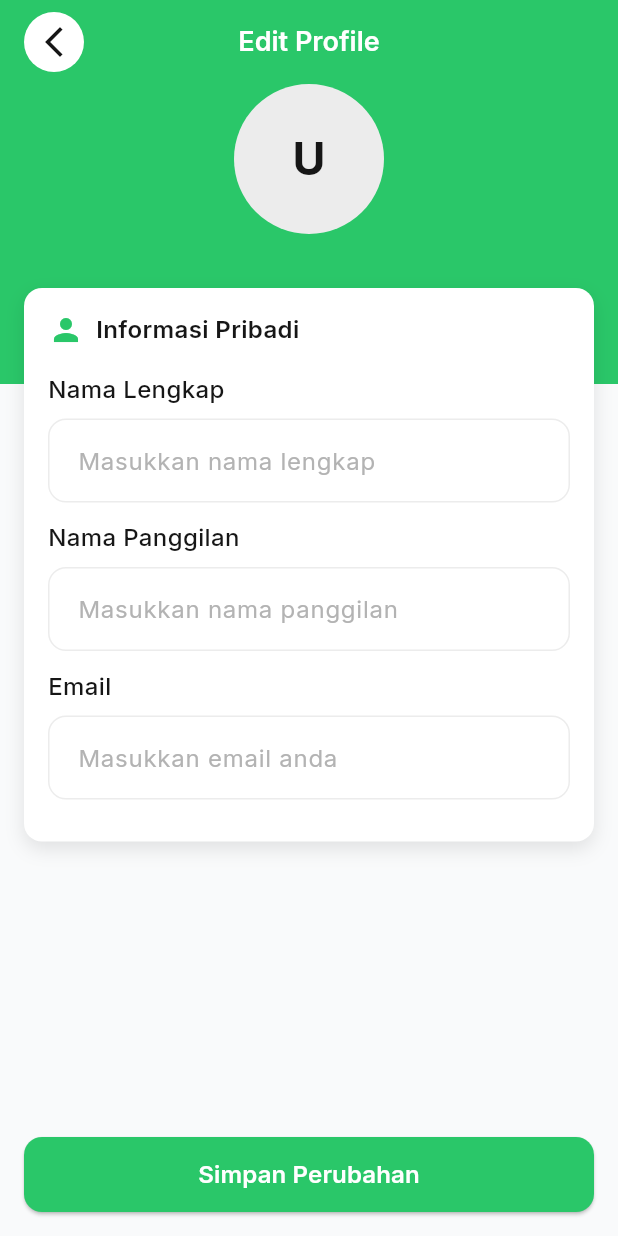
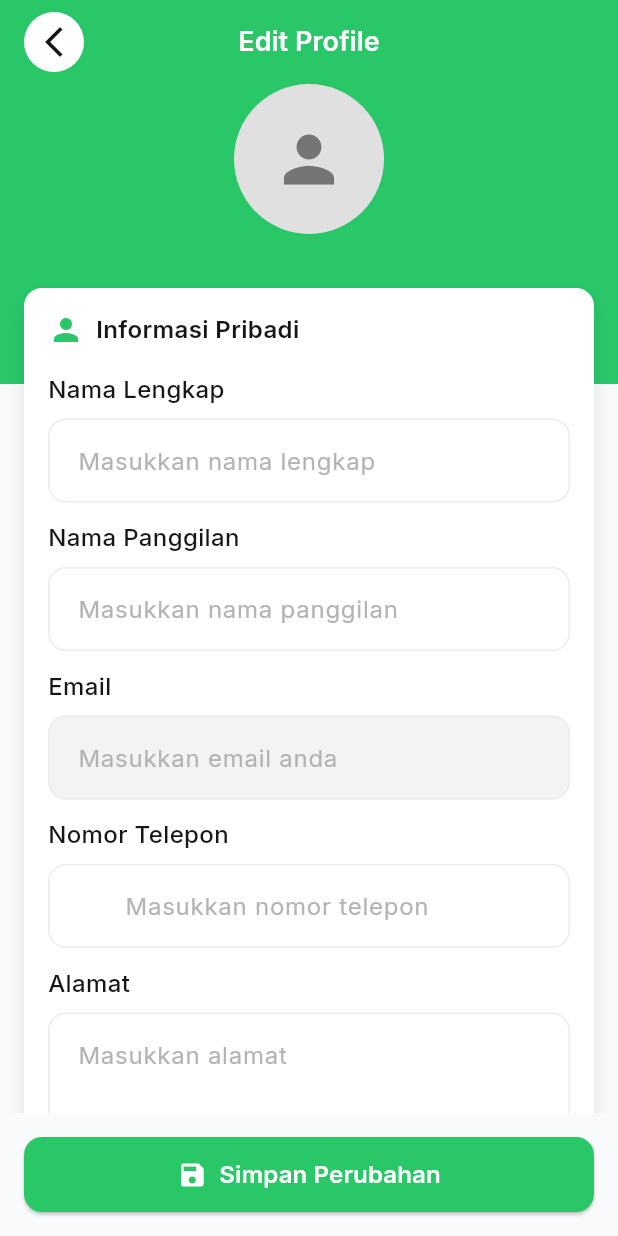
Before and after one commit to dimasnoufal/eco_coin, a Flutter app: the EditProfileScreen screen opened by its route, on a phone screen of 412 x 824 dp. Run offline on Flutter 3.47's test engine with Material 3 defaults, Android fonts, the light colour scheme and no system bars; our stand-ins replace camera, cloud_firestore, equatable, firebase_auth, firebase_core, google_fonts and 4 more; missing offline and left inert: tflite_flutter; accounts and stored records are empty; project files that could hold a hidden picture were left out.

Commit message:
[Enhance] edit profile screen, remove unused service

```diff
--- a/lib/app/helper/shared/widget/shared_text_form_field.dart
+++ b/lib/app/helper/shared/widget/shared_text_form_field.dart
@@ -9,6 +9,7 @@ class CustomTextFormField extends StatelessWidget {
   final bool obscureText;
   final Widget? suffixIcon;
   final Widget? prefixIcon;
+  final String? prefixText;
   final String? Function(String?)? validator;
   final void Function(String)? onChanged;
   final bool enabled;
@@ -27,6 +28,7 @@ class CustomTextFormField extends StatelessWidget {
     this.obscureText = false,
     this.suffixIcon,
     this.prefixIcon,
+    this.prefixText,
     this.validator,
     this.onChanged,
     this.enabled = true,
@@ -59,7 +61,7 @@ class CustomTextFormField extends StatelessWidget {
           obscureText: obscureText,
           enabled: enabled,
           maxLines: maxLines,
-          maxLength: maxLength,
+          maxLength: showCounter ? maxLength : null,
           textCapitalization: textCapitalization,
           decoration: _buildInputDecoration(),
           style: AppColor.regular.copyWith(
@@ -67,16 +69,37 @@ class CustomTextFormField extends StatelessWidget {
           ),
           validator: validator,
           onChanged: onChanged,
-          buildCounter: showCounter && maxLength != null
-              ? null
-              : (
-                  context, {
-                  required currentLength,
-                  required isFocused,
-                  maxLength,
-                }) => null,
+          buildCounter: _buildCounter,
         ),
+        if (!showCounter && maxLength != null) _buildCustomCounter(),
       ],
+    );
+  }
+
+  Widget? _buildCounter(
+    BuildContext context, {
+    required int currentLength,
+    required bool isFocused,
+    int? maxLength,
+  }) {
+    if (!showCounter) return null;
+
+    return Text(
+      '$currentLength${maxLength != null ? '/$maxLength' : ''}',
+      style: AppColor.regular.copyWith(fontSize: 12, color: AppColor.neutral40),
+    );
+  }
+
+  Widget _buildCustomCounter() {
+    return Padding(
+      padding: const EdgeInsets.only(left: 12, top: 4),
+      child: Text(
+        "Max. $maxLength Karakter",
+        style: AppColor.regular.copyWith(
+          fontSize: 12,
+          color: AppColor.neutral40,
+        ),
+      ),
     );
   }
 
@@ -86,8 +109,16 @@ class CustomTextFormField extends StatelessWidget {
       hintStyle: AppColor.regular.copyWith(color: AppColor.neutral30),
       suffixIcon: suffixIcon,
       prefixIcon: prefixIcon,
+      prefixText: prefixText,
+      prefixStyle: prefixText != null
+          ? AppColor.regular.copyWith(
+              color: enabled ? AppColor.neutralBlack : AppColor.neutral40,
+            )
+          : null,
       filled: true,
-      fillColor: enabled ? AppColor.neutralWhite : AppColor.neutral10,
+      fillColor: enabled
+          ? (isReadOnly ? AppColor.neutral10 : AppColor.neutralWhite)
+          : AppColor.neutral10,
       border: OutlineInputBorder(
         borderRadius: BorderRadius.circular(12),
         borderSide: BorderSide(
@@ -97,11 +128,17 @@ class CustomTextFormField extends StatelessWidget {
       ),
       enabledBorder: OutlineInputBorder(
         borderRadius: BorderRadius.circular(12),
-        borderSide: const BorderSide(color: AppColor.neutral20, width: 1),
+        borderSide: BorderSide(
+          color: isReadOnly ? AppColor.neutral20 : AppColor.neutral20,
+          width: 1,
+        ),
       ),
       focusedBorder: OutlineInputBorder(
         borderRadius: BorderRadius.circular(12),
-        borderSide: const BorderSide(color: AppColor.emeraldDefault, width: 2),
+        borderSide: BorderSide(
+          color: isReadOnly ? AppColor.neutral20 : AppColor.emeraldDefault,
+          width: isReadOnly ? 1 : 2,
+        ),
       ),
       disabledBorder: OutlineInputBorder(
         borderRadius: BorderRadius.circular(12),
@@ -336,11 +373,21 @@ class Validators {
 
   static String? phone(String? value) {
     if (value == null || value.isEmpty) {
-      return 'Nomor telepon tidak boleh kosong';
+      return null;
     }
-    if (value.length < 10 || value.length > 13) {
+    if (value.length < 9 || value.length > 13) {
       return 'Nomor telepon tidak valid';
     }
     return null;
   }
+
+  static String? bio(String? value) {
+    if (value == null || value.isEmpty) {
+      return null;
+    }
+    if (value.length > 100) {
+      return 'Bio maksimal 100 karakter';
+    }
+    return null;
+  }
 }
--- a/lib/app/modules/home/provider/home_provider.dart
+++ b/lib/app/modules/home/provider/home_provider.dart
@@ -1,6 +1,6 @@
 import 'package:eco_coin/app/modules/home/widget/camera_screen.dart';
 import 'package:eco_coin/app/modules/home/widget/dashboard_screen.dart';
-import 'package:eco_coin/app/modules/profile/profile_screen.dart';
+import 'package:eco_coin/app/modules/home/widget/profile/profile_screen.dart';
 import 'package:flutter/material.dart';
 
 class HomeProvider extends ChangeNotifier {
--- a/lib/app/modules/home/widget/dashboard_screen.dart
+++ b/lib/app/modules/home/widget/dashboard_screen.dart
@@ -3,7 +3,6 @@ import 'package:eco_coin/app/helper/shared/common_utils.dart';
 import 'package:eco_coin/app/modules/home/provider/home_provider.dart';
 import 'package:eco_coin/app/provider/firebase_auth_provider.dart';
 import 'package:eco_coin/app/provider/local_database_provider.dart';
-// import 'package:eco_coin/app/services/waste_detection_service.dart';
 import 'package:flutter/material.dart';
 import 'package:provider/provider.dart';
 
--- a/lib/app/modules/profile/edit_profile/edit_profile_screen.dart
+++ b/lib/app/modules/home/widget/profile/edit_profile/edit_profile_screen.dart
@@ -1,12 +1,11 @@
 import 'package:eco_coin/app/helper/shared/app_color.dart';
+import 'package:eco_coin/app/helper/shared/widget/local_image.dart';
+import 'package:eco_coin/app/helper/shared/widget/shared_text_form_field.dart';
 import 'package:eco_coin/app/model/user_model.dart';
-import 'package:eco_coin/app/modules/profile/profile_screen.dart';
+import 'package:eco_coin/app/provider/firebase_auth_provider.dart';
 import 'package:eco_coin/app/routes/app_routes.dart';
 import 'package:flutter/material.dart';
 import 'package:provider/provider.dart';
-
-import '../../../helper/shared/widget/shared_text_form_field.dart';
-import '../../../provider/firebase_auth_provider.dart';
 
 class EditProfileScreen extends StatefulWidget {
   const EditProfileScreen({super.key});
@@ -20,6 +19,9 @@ class _EditProfileScreenState extends State<EditProfileScreen> {
   final _namaLengkapController = TextEditingController();
   final _namaPanggilanController = TextEditingController();
   final _emailController = TextEditingController();
+  final _phoneNumberController = TextEditingController();
+  final _addressController = TextEditingController();
+  final _bioController = TextEditingController();
 
   @override
   void initState() {
@@ -35,6 +37,9 @@ class _EditProfileScreenState extends State<EditProfileScreen> {
       _namaLengkapController.text = userModel.namaLengkap;
       _namaPanggilanController.text = userModel.namaPanggilan;
       _emailController.text = userModel.email;
+      _phoneNumberController.text = userModel.phoneNumber ?? '';
+      _addressController.text = userModel.address ?? '';
+      _bioController.text = userModel.bio ?? '';
     }
   }
 
@@ -43,6 +48,9 @@ class _EditProfileScreenState extends State<EditProfileScreen> {
     _namaLengkapController.dispose();
     _namaPanggilanController.dispose();
     _emailController.dispose();
+    _phoneNumberController.dispose();
+    _addressController.dispose();
+    _bioController.dispose();
     super.dispose();
   }
 
@@ -52,6 +60,9 @@ class _EditProfileScreenState extends State<EditProfileScreen> {
     final email = _emailController.text.trim();
     final namaLengkap = _namaLengkapController.text.trim();
     final namaPanggilan = _namaPanggilanController.text.trim();
+    final phoneNumber = _phoneNumberController.text.trim();
+    final address = _addressController.text.trim();
+    final bio = _bioController.text.trim();
 
     if (email.isNotEmpty &&
         namaLengkap.isNotEmpty &&
@@ -76,9 +87,9 @@ class _EditProfileScreenState extends State<EditProfileScreen> {
         email: email,
         namaLengkap: namaLengkap,
         namaPanggilan: namaPanggilan,
-        phoneNumber: currentUser.phoneNumber,
-        address: currentUser.address,
-        bio: currentUser.bio,
+        phoneNumber: phoneNumber.isNotEmpty ? phoneNumber : null,
+        address: address.isNotEmpty ? address : null,
+        bio: bio.isNotEmpty ? bio : null,
         createdAt: currentUser.createdAt,
         updatedAt: DateTime.now(),
       );
@@ -109,7 +120,7 @@ class _EditProfileScreenState extends State<EditProfileScreen> {
         );
       }
     } else {
-      const message = "Lengkapi semua field dengan benar";
+      const message = "Lengkapi semua field yang wajib diisi";
       ScaffoldMessenger.of(context).showSnackBar(
         const SnackBar(
           content: Text(message),
@@ -158,7 +169,7 @@ class _EditProfileScreenState extends State<EditProfileScreen> {
                     alignment: Alignment.topCenter,
                     child: Column(
                       children: [
-                        LocalProfileAvatar(radius: 50),
+                        LocalProfileAvatar(radius: 50, imagePath: ''),
                         const SizedBox(height: 36),
                         Container(
                           margin: const EdgeInsets.symmetric(horizontal: 16),
@@ -238,12 +249,48 @@ class _EditProfileScreenState extends State<EditProfileScreen> {
                                     ),
 
                                     const SizedBox(height: 12),
+
+                                    CustomTextFormField(
+                                      controller: _phoneNumberController,
+                                      labelText: "Nomor Telepon",
+                                      hintText: "Masukkan nomor telepon",
+                                      keyboardType: TextInputType.phone,
+                                      prefixText: "+62 ",
+                                      validator: Validators.phone,
+                                    ),
+
+                                    const SizedBox(height: 12),
+
+                                    CustomTextFormField(
+                                      controller: _addressController,
+                                      labelText: "Alamat",
+                                      hintText: "Masukkan alamat",
+                                      textCapitalization:
+                                          TextCapitalization.sentences,
+                                      maxLines: 2,
+                                    ),
+
+                                    const SizedBox(height: 12),
+
+                                    CustomTextFormField(
+                                      controller: _bioController,
+                                      labelText: "Bio",
+                                      hintText: "Masukkan bio",
+                                      textCapitalization:
+                                          TextCapitalization.sentences,
+                                      maxLines: 3,
+                                      maxLength: 100,
+                                      validator: Validators.bio,
+                                    ),
+
+                                    const SizedBox(height: 12),
                                   ],
                                 ),
                               ),
                             ],
                           ),
                         ),
+                        const SizedBox(height: 24),
                       ],
                     ),
                   ),
@@ -263,12 +310,19 @@ class _EditProfileScreenState extends State<EditProfileScreen> {
                   borderRadius: BorderRadius.circular(12),
                 ),
               ),
-              child: Text(
-                'Simpan Perubahan',
-                style: AppColor.whiteTextStyle.copyWith(
-                  fontSize: 16,
-                  fontWeight: FontWeight.w600,
-                ),
+              child: Row(
+                mainAxisAlignment: MainAxisAlignment.center,
+                children: [
+                  const Icon(Icons.save, color: Colors.white, size: 20),
+                  const SizedBox(width: 8),
+                  Text(
+                    'Simpan Perubahan',
+                    style: AppColor.whiteTextStyle.copyWith(
+                      fontSize: 16,
+                      fontWeight: FontWeight.w600,
+                    ),
+                  ),
+                ],
               ),
             ),
           ),
--- a/lib/app/routes/app_pages.dart
+++ b/lib/app/routes/app_pages.dart
@@ -1,10 +1,10 @@
 import 'package:eco_coin/app/modules/home/provider/image_classification_provider.dart';
 import 'package:eco_coin/app/modules/home/ui/home_view.dart';
+import 'package:eco_coin/app/modules/home/widget/profile/edit_profile/edit_profile_screen.dart';
+import 'package:eco_coin/app/modules/home/widget/profile/history/history_screen.dart';
+import 'package:eco_coin/app/modules/home/widget/profile/profile_screen.dart';
 import 'package:eco_coin/app/modules/login/login_screen.dart';
 import 'package:eco_coin/app/modules/onboarding/onboarding_screen.dart';
-import 'package:eco_coin/app/modules/profile/edit_profile/edit_profile_screen.dart';
-import 'package:eco_coin/app/modules/profile/history/history_screen.dart';
-import 'package:eco_coin/app/modules/profile/profile_screen.dart';
 import 'package:eco_coin/app/modules/register/register_screen.dart';
 import 'package:eco_coin/app/modules/result_detection/ui/result_detection.dart';
 import 'package:eco_coin/app/modules/splash/splash_screen.dart';
--- a/lib/main.dart
+++ b/lib/main.dart
@@ -12,7 +12,6 @@ import 'package:eco_coin/app/services/firebase_auth_service.dart';
 import 'package:eco_coin/app/services/local_storage_services.dart';
 import 'package:eco_coin/app/services/shared_preferences_services.dart';
 import 'package:eco_coin/app/services/user_service.dart';
-import 'package:eco_coin/app/services/waste_detection_service.dart';
 import 'package:eco_coin/firebase_options.dart';
 import 'package:firebase_core/firebase_core.dart';
 import 'package:flutter/material.dart';
@@ -32,7 +31,6 @@ void main() async {
   final authService = FirebaseAuthService(null);
   final userService = UserService();
   final localStorageService = LocalStorageService();
-  final wasteDetectionService = WasteDetectionService();
 
   // Debug permission status on app start
   if (Platform.isIOS) {
@@ -57,7 +55,6 @@ void main() async {
             localStorageService,
           ),
         ),
-        Provider.value(value: wasteDetectionService),
         ChangeNotifierProvider(
           create: (context) {
             return LocalDatabaseProvider(context.read<LocalDatabase>());
```
Also changed, not shown: lib/app/services/waste_detection_service.dart (deleted, +0 -166 lines), lib/app/modules/home/widget/profile/history/history_screen.dart (renamed from lib/app/modules/profile/history/history_screen.dart), lib/app/modules/home/widget/profile/profile_screen.dart (renamed from lib/app/modules/profile/profile_screen.dart).
